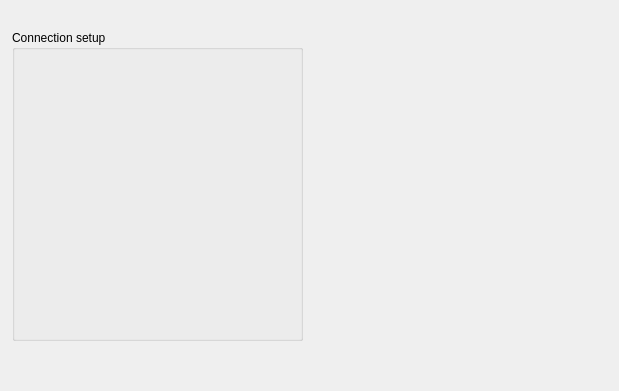
Above: src/dialog/connectiondialog.ui from jason928594357/Qsanguosha before the change. Below: the same form after it.
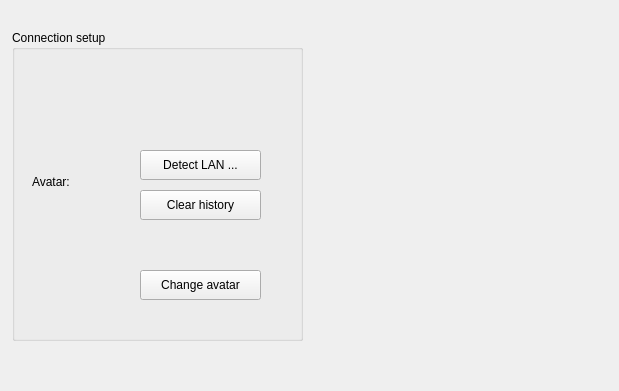
That is the form after the change.

Commit message: 页面设计

The edit to the form file:
```diff
--- a/src/dialog/connectiondialog.ui
+++ b/src/dialog/connectiondialog.ui
@@ -43,9 +43,100 @@
 	<property name="title">
 	<string>Connection setup</string>
 	</property>
-	
+	<widget class="QLabel" name="avatarLabel">
+		<property name="geometry">
+     <rect>
+      <x>20</x>
+      <y>144</y>
+      <width>42</width>
+      <height>16</height>
+     </rect>
+    </property>
+	<property name="text">
+     <string>Avatar:</string>
+    </property>
+	</widget>
   </widget>
-  
+  <widget class="QLabel" name="avatarPixmap">
+    <property name="geometry">
+     <rect>
+      <x>15</x>
+      <y>163</y>
+      <width>114</width>
+      <height>136</height>
+     </rect>
+    </property>
+    <property name="sizePolicy">
+     <sizepolicy hsizetype="Fixed" vsizetype="Fixed">
+      <horstretch>0</horstretch>
+      <verstretch>0</verstretch>
+     </sizepolicy>
+    </property>
+    <property name="minimumSize">
+     <size>
+      <width>100</width>
+      <height>100</height>
+     </size>
+    </property>
+    <property name="text">
+     <string/>
+    </property>
+    <property name="scaledContents">
+     <bool>true</bool>
+    </property>
+   </widget>
+   <widget class="QPushButton" name="changeAvatarButton">
+    <property name="geometry">
+     <rect>
+      <x>140</x>
+      <y>270</y>
+      <width>121</width>
+      <height>30</height>
+     </rect>
+    </property>
+    <property name="text">
+     <string>Change avatar</string>
+    </property>
+   </widget>
+   <widget class="QPushButton" name="detectLANButton">
+    <property name="geometry">
+     <rect>
+      <x>140</x>
+      <y>150</y>
+      <width>121</width>
+      <height>30</height>
+     </rect>
+    </property>
+    <property name="text">
+     <string>Detect LAN ...</string>
+    </property>
+   </widget>
+   <widget class="QPushButton" name="clearHistoryButton">
+    <property name="geometry">
+     <rect>
+      <x>140</x>
+      <y>190</y>
+      <width>121</width>
+      <height>30</height>
+     </rect>
+    </property>
+    <property name="text">
+     <string>Clear history</string>
+    </property>
+   </widget>
+   <widget class="QWidget" name="layoutWidget1">
+	<property name="geometry">
+     <rect>
+      <x>10</x>
+      <y>17</y>
+      <width>251</width>
+      <height>121</height>
+     </rect>
+    </property>
+	<layout class="QFormLayout" name="formLayout">
+	</layout>
+   </widget>
+   
  </widget>
  <pixmapfunction/>
  <connections/>
```
